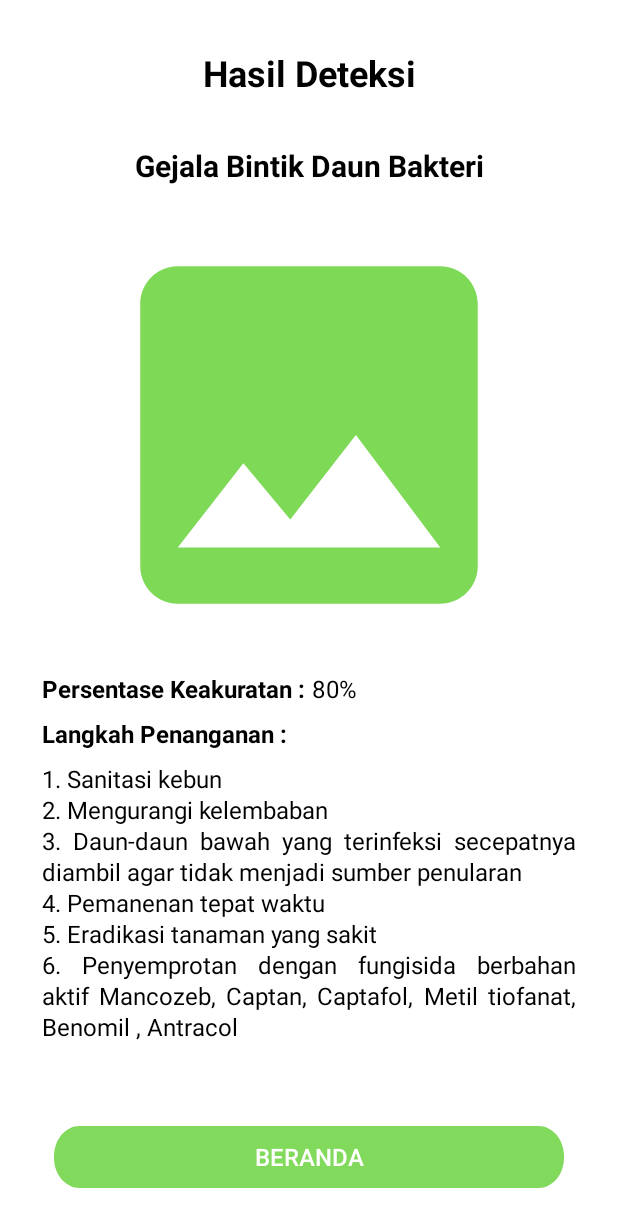
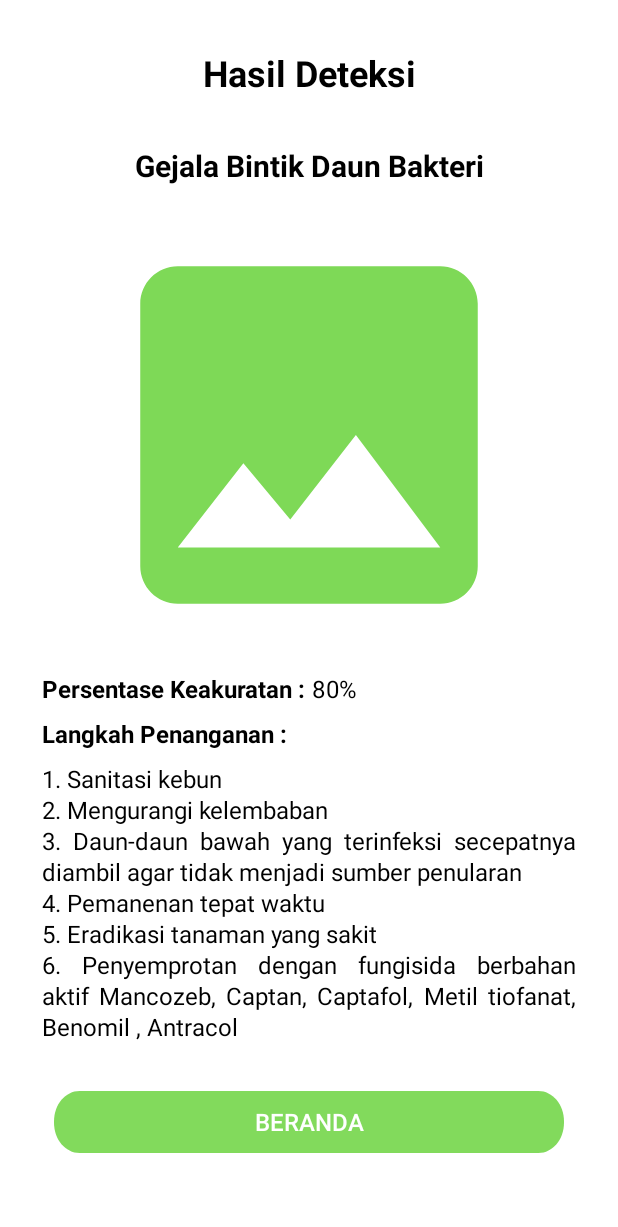
Before and after one commit to Capstone-C23-PS094/farm-genius-mobile, an Android app: the layout activity_detection_result.xml on its own in the app's theme, with its tools: preview values and no code run, on a phone screen of 412 x 824 dp. Shown: the top 1227 px of the screen. Run offline under Robolectric (Android 15) with nearby library versions, the phone set to English and light mode, and no system bars.

Commit message:
fixing scroll view in detection result activity

```diff
--- a/app/src/main/res/layout/activity_detection_result.xml
+++ b/app/src/main/res/layout/activity_detection_result.xml
@@ -1,9 +1,16 @@
 <?xml version="1.0" encoding="utf-8"?>
-<androidx.constraintlayout.widget.ConstraintLayout xmlns:android="http://schemas.android.com/apk/res/android"
+<ScrollView
+    xmlns:android="http://schemas.android.com/apk/res/android"
     xmlns:app="http://schemas.android.com/apk/res-auto"
     xmlns:tools="http://schemas.android.com/tools"
+    android:id="@+id/scroll_view"
     android:layout_width="match_parent"
     android:layout_height="match_parent"
+    tools:context=".ui.detection.DetectionResultActivity">
+
+    <androidx.constraintlayout.widget.ConstraintLayout
+        android:layout_width="match_parent"
+        android:layout_height="wrap_content"
         tools:context=".ui.detection.DetectionResultActivity">
 
         <TextView
@@ -101,6 +108,7 @@
             android:id="@+id/home_button"
             android:layout_width="340dp"
             android:layout_height="41dp"
+            android:layout_marginTop="32dp"
             android:layout_marginBottom="32dp"
             android:background="@drawable/button_homepage"
             android:text="@string/beranda"
@@ -108,6 +116,8 @@
             android:textSize="16sp"
             app:layout_constraintBottom_toBottomOf="parent"
             app:layout_constraintEnd_toEndOf="parent"
-        app:layout_constraintStart_toStartOf="parent" />
+            app:layout_constraintStart_toStartOf="parent"
+            app:layout_constraintTop_toBottomOf="@+id/tv_result_treatment" />
 
     </androidx.constraintlayout.widget.ConstraintLayout>
+</ScrollView>
```
Lines whose indentation alone changed are shown as unchanged.
